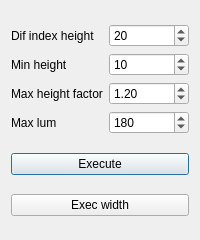
Qt form data/qt/RegionGrowth.ui (gstiebler/vision_workbench) before a commit.
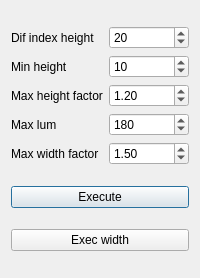
The same form after that commit.

Commit message: Fix region growth width limited

What changed in the file:
```diff
--- a/data/qt/RegionGrowth.ui
+++ b/data/qt/RegionGrowth.ui
@@ -7,7 +7,7 @@
     <x>0</x>
     <y>0</y>
     <width>200</width>
-    <height>240</height>
+    <height>278</height>
    </rect>
   </property>
   <property name="windowTitle">
@@ -78,6 +78,23 @@
        </property>
       </widget>
      </item>
+     <item row="4" column="0">
+      <widget class="QLabel" name="label_5">
+       <property name="text">
+        <string>Max width factor</string>
+       </property>
+      </widget>
+     </item>
+     <item row="4" column="1">
+      <widget class="QDoubleSpinBox" name="maxWidthFactorSpin">
+       <property name="singleStep">
+        <double>0.100000000000000</double>
+       </property>
+       <property name="value">
+        <double>1.500000000000000</double>
+       </property>
+      </widget>
+     </item>
     </layout>
    </item>
    <item>
```
The commit also changes 7 other files.
